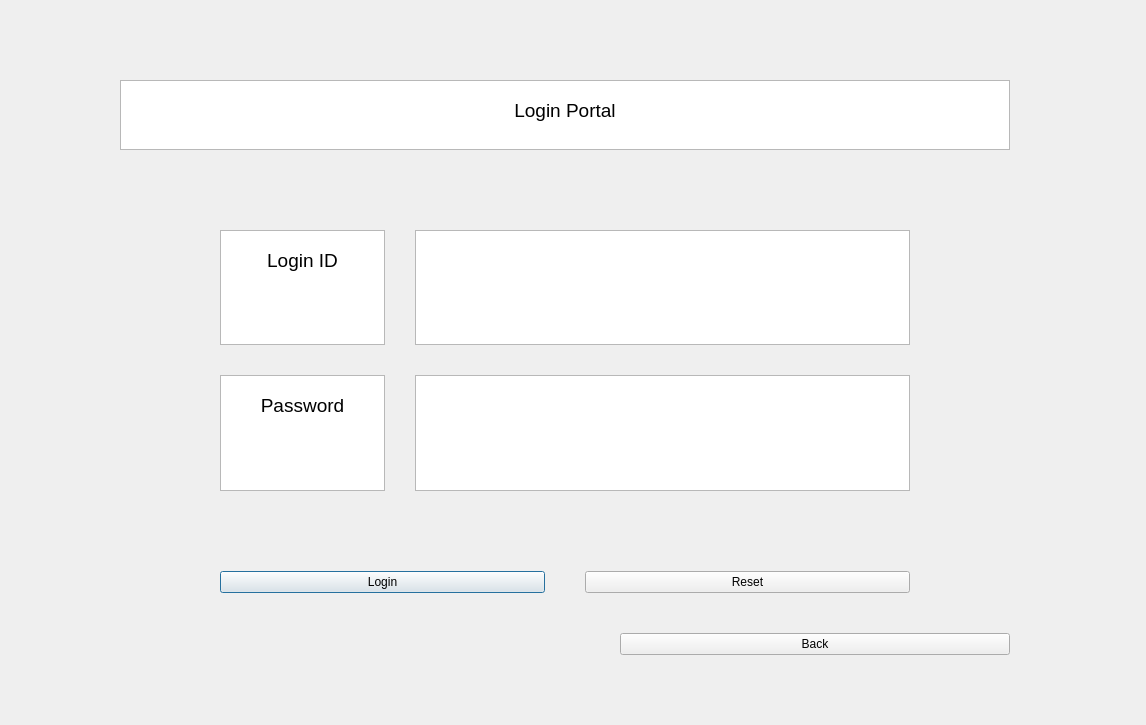
Kshitij1K/ShopInventoryManager, file front-end/login.ui: the form before one commit.
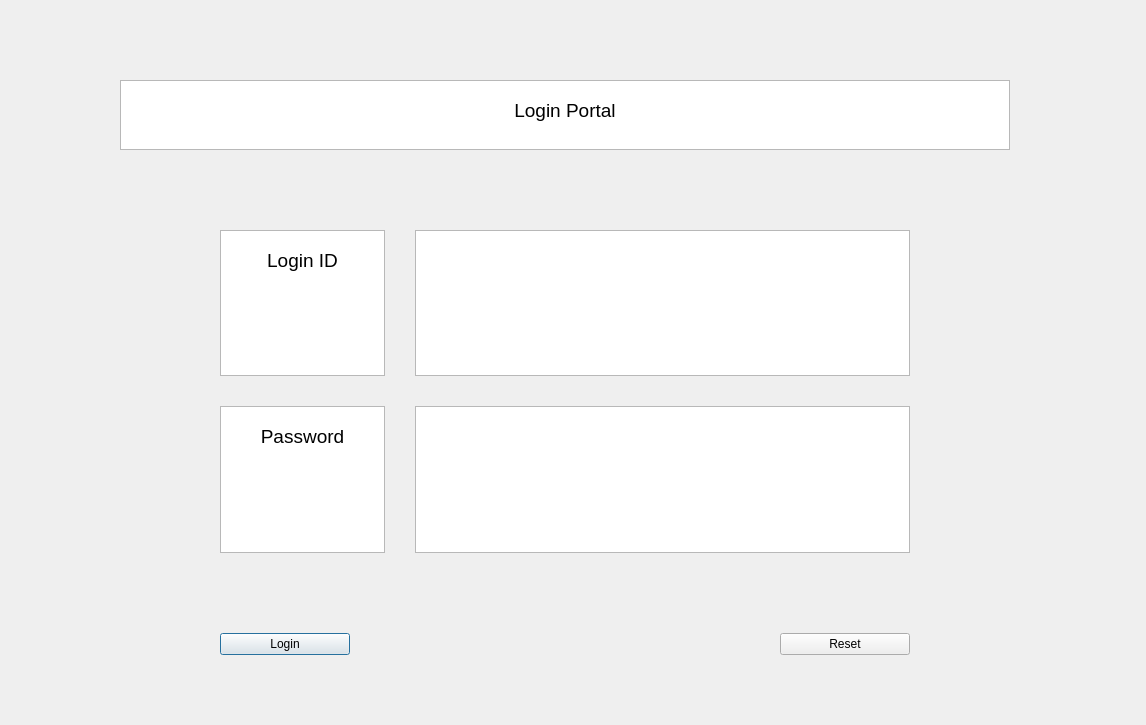
The form after the commit.

Commit message: item_list added

Diff of the .ui file:
```diff
--- a/front-end/login.ui
+++ b/front-end/login.ui
@@ -101,7 +101,7 @@
        <number>40</number>
       </property>
       <item>
-       <layout class="QHBoxLayout" name="Login_and_Reset">
+       <layout class="QHBoxLayout" name="Login_and_Reset" stretch="1,3,1">
         <property name="leftMargin">
          <number>100</number>
         </property>
@@ -115,6 +115,19 @@
           </property>
          </widget>
         </item>
+        <item>
+         <spacer name="horizontalSpacer">
+          <property name="orientation">
+           <enum>Qt::Horizontal</enum>
+          </property>
+          <property name="sizeHint" stdset="0">
+           <size>
+            <width>40</width>
+            <height>20</height>
+           </size>
+          </property>
+         </spacer>
+        </item>
         <item>
          <widget class="QPushButton" name="Login_button">
           <property name="text">
@@ -124,20 +137,6 @@
         </item>
        </layout>
       </item>
-      <item>
-       <layout class="QVBoxLayout" name="Back_option">
-        <property name="leftMargin">
-         <number>500</number>
-        </property>
-        <item>
-         <widget class="QPushButton" name="BackButton">
-          <property name="text">
-           <string>Back</string>
-          </property>
-         </widget>
-        </item>
-       </layout>
-      </item>
      </layout>
     </item>
    </layout>
```
The commit also changes 1 other file.
